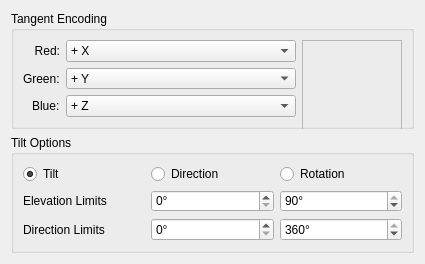
Qt form krita/plugins/paintops/tangentnormal/wdgtangenttiltoption.ui (KDE/calligra) before a commit.
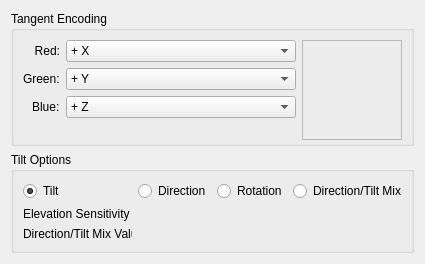
The same form after that commit. Custom widgets are drawn as their Qt base class.

Commit message:
Change elevation to 1 slider and add tilt/direction mix
Elevation is now not a range of two items, but rather a slider that
is full range at 100% and only purple at 0%.

Direction/Tilt mix will mix the drawing angle and tilt sensors.

```diff
--- a/krita/plugins/paintops/tangentnormal/wdgtangenttiltoption.ui
+++ b/krita/plugins/paintops/tangentnormal/wdgtangenttiltoption.ui
@@ -243,66 +243,47 @@
           </property>
          </widget>
         </item>
-        <item row="1" column="1">
-         <widget class="QSpinBox" name="spinElevationMin">
+	<item row="0" column="3">
+         <widget class="QRadioButton" name="optionMix">
           <property name="toolTip">
            <string>Elevation substracted from min</string>
           </property>
-          <property name="suffix">
-           <string>°</string>
-          </property>
-          <property name="maximum">
-           <number>90</number>
+          <property name="text">
+           <string>Direction/Tilt Mix</string>
           </property>
          </widget>
         </item>
-        <item row="1" column="2">
-         <widget class="QSpinBox" name="spinElevationMax">
-          <property name="suffix">
-           <string>°</string>
-          </property>
-          <property name="maximum">
-           <number>90</number>
-          </property>
-          <property name="value">
-           <number>90</number>
+        <item row="1" column="1">
+	 <widget class="KisDoubleSliderSpinBox" name="sliderElevationSensitivity" native="true">
+	  <property name="sizePolicy">
+	   <sizepolicy hsizetype="Expanding" vsizetype="Expanding">
+	    <horstretch>0</horstretch>
+	    <verstretch>0</verstretch>
+	   </sizepolicy>
+	  </property>
+	 </widget>
+	</item>
+	<item row="2" column="0">
+         <widget class="QLabel" name="L_mix">
+          <property name="text">
+           <string>Direction/Tilt Mix Value</string>
           </property>
          </widget>
         </item>
         <item row="2" column="1">
-         <widget class="QSpinBox" name="spinDirectionMin">
-          <property name="suffix">
-           <string>°</string>
-          </property>
-          <property name="maximum">
-           <number>360</number>
-          </property>
-         </widget>
-        </item>
-        <item row="2" column="2">
-         <widget class="QSpinBox" name="spinDirectionMax">
-          <property name="suffix">
-           <string>°</string>
-          </property>
-          <property name="maximum">
-           <number>360</number>
-          </property>
-          <property name="value">
-           <number>360</number>
-          </property>
-         </widget>
+         <widget class="KisDoubleSliderSpinBox" name="sliderMixValue" native="true">
+	  <property name="sizePolicy">
+	   <sizepolicy hsizetype="Expanding" vsizetype="Expanding">
+	    <horstretch>0</horstretch>
+	    <verstretch>0</verstretch>
+	   </sizepolicy>
+	  </property>
+	 </widget>
         </item>
         <item row="1" column="0">
          <widget class="QLabel" name="L_elevation">
           <property name="text">
-           <string>Elevation Limits</string>
-          </property>
-         </widget>
-        </item>
-        <item row="2" column="0">
-         <widget class="QLabel" name="L_direction">
-          <property name="text">
-           <string>Direction Limits</string>
+           <string>Elevation Sensitivity</string>
           </property>
          </widget>
         </item>
@@ -326,6 +307,14 @@
    </item>
   </layout>
  </widget>
+ <customwidgets>
+  <customwidget>
+   <class>KisDoubleSliderSpinBox</class>
+   <extends>QWidget</extends>
+   <header>kis_slider_spin_box.h</header>
+   <container>1</container>
+  </customwidget>
+ </customwidgets>
  <resources/>
  <connections/>
 </ui>
```
Left out of the diff: 27 changed lines with no effect on the pictures. The commit also changes 2 other files.
